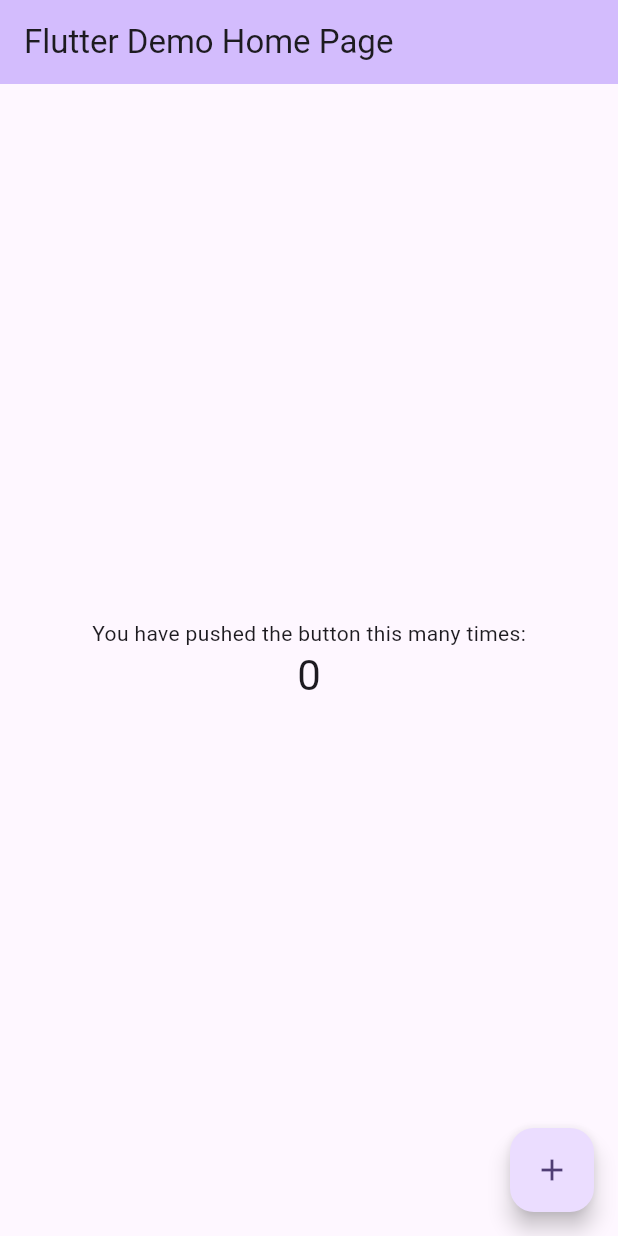
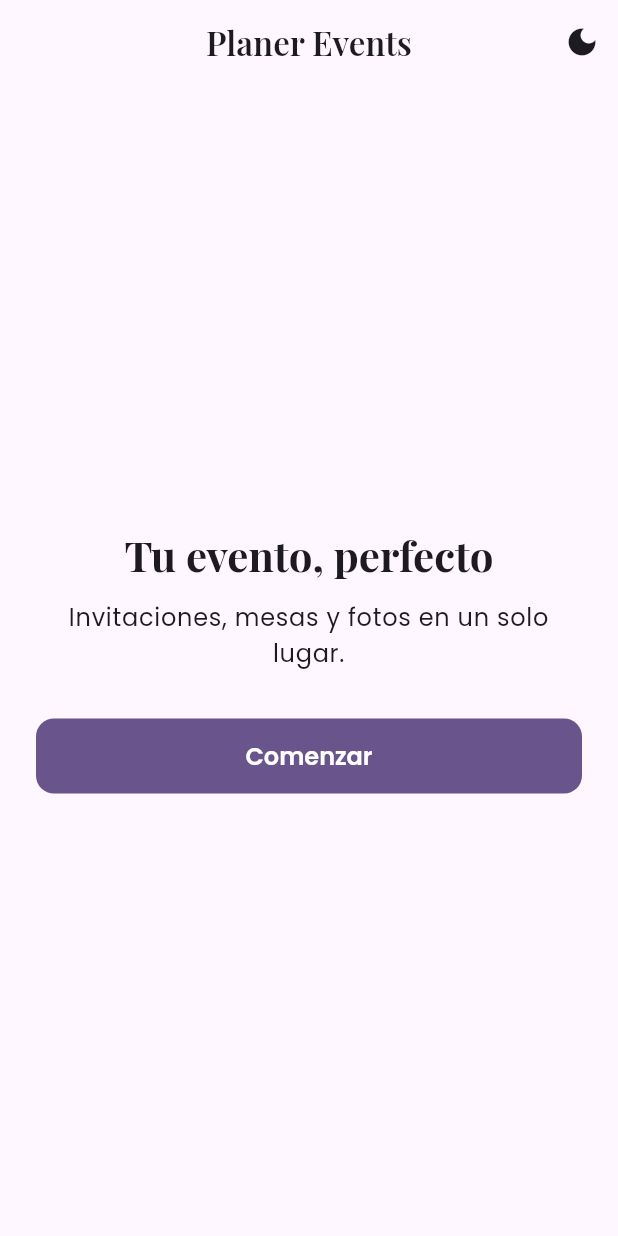
Before and after one commit to Q-Erick/planer_events, a Flutter app: the screen it shows after launch, on a phone screen of 412 x 824 dp. Run offline on Flutter 3.47's test engine with Material 3 defaults, Android fonts, the phone set to English and light mode, and no system bars; our stand-ins replace cloud_firestore, equatable, firebase_auth, firebase_core, firebase_storage, flutter_bloc and 6 more; accounts and stored records are empty; generated files the repository leaves out were written again.

Commit message:
feat(core): tema claro/oscuro, fuentes, router e inyección de dependencias

```diff
--- /dev/null
+++ b/lib/core/router/app_router.dart
@@ -0,0 +1,75 @@
+import 'package:flutter_bloc/flutter_bloc.dart';
+import 'package:go_router/go_router.dart';
+import 'package:material_ui/material_ui.dart';
+
+import '../theme/theme_cubit.dart';
+
+class AppRoutes {
+  AppRoutes._();
+
+  static const home = '/';
+}
+
+class AppRouter {
+  AppRouter._();
+
+  static final GoRouter router = GoRouter(
+    initialLocation: AppRoutes.home,
+    routes: [
+      GoRoute(
+        path: AppRoutes.home,
+        builder: (context, state) => const _TemporaryHomePage(),
+      ),
+    ],
+  );
+}
+
+/// Página temporal para probar tema y fuentes. Se reemplaza en la Parte 3.
+class _TemporaryHomePage extends StatelessWidget {
+  const _TemporaryHomePage();
+
+  @override
+  Widget build(BuildContext context) {
+    final theme = Theme.of(context);
+
+    return Scaffold(
+      appBar: AppBar(
+        title: const Text('Planer Events'),
+        actions: [
+          IconButton(
+            tooltip: 'Cambiar tema',
+            icon: Icon(
+              theme.brightness == Brightness.dark
+                  ? Icons.light_mode
+                  : Icons.dark_mode,
+            ),
+            onPressed: () =>
+                context.read<ThemeCubit>().toggle(theme.brightness),
+          ),
+        ],
+      ),
+      body: Center(
+        child: Padding(
+          padding: const EdgeInsets.all(24),
+          child: Column(
+            mainAxisSize: MainAxisSize.min,
+            children: [
+              Text(
+                'Tu evento, perfecto',
+                style: theme.textTheme.headlineMedium,
+              ),
+              const SizedBox(height: 12),
+              Text(
+                'Invitaciones, mesas y fotos en un solo lugar.',
+                style: theme.textTheme.bodyLarge,
+                textAlign: TextAlign.center,
+              ),
+              const SizedBox(height: 32),
+              FilledButton(onPressed: () {}, child: const Text('Comenzar')),
+            ],
+          ),
+        ),
+      ),
+    );
+  }
+}
--- /dev/null
+++ b/lib/core/theme/app_colors.dart
@@ -0,0 +1,14 @@
+import 'package:material_ui/material_ui.dart';
+
+class AppColors {
+  AppColors._();
+
+  /// Color principal de la marca (morado elegante).
+  static const Color primary = Color(0xFF6D4C9F);
+
+  /// Dorado para acentos (eventos, bodas).
+  static const Color gold = Color(0xFFC9A227);
+
+  static const Color success = Color(0xFF2E7D32);
+  static const Color error = Color(0xFFC62828);
+}
--- /dev/null
+++ b/lib/core/theme/app_theme.dart
@@ -0,0 +1,98 @@
+import 'package:material_ui/material_ui.dart';
+import 'package:google_fonts/google_fonts.dart';
+
+import 'app_colors.dart';
+
+class AppTheme {
+  AppTheme._();
+
+  static ThemeData get light => _build(Brightness.light);
+  static ThemeData get dark => _build(Brightness.dark);
+
+  static ThemeData _build(Brightness brightness) {
+    final scheme = ColorScheme.fromSeed(
+      seedColor: AppColors.primary,
+      secondary: AppColors.gold,
+      brightness: brightness,
+    );
+
+    final base = ThemeData(
+      useMaterial3: true,
+      colorScheme: scheme,
+      brightness: brightness,
+    );
+
+    // Texto general en Poppins
+    final body = GoogleFonts.poppinsTextTheme(base.textTheme);
+
+    // Títulos en Playfair Display
+    final textTheme = body.copyWith(
+      displayLarge: GoogleFonts.playfairDisplay(textStyle: body.displayLarge),
+      displayMedium: GoogleFonts.playfairDisplay(textStyle: body.displayMedium),
+      displaySmall: GoogleFonts.playfairDisplay(textStyle: body.displaySmall),
+      headlineLarge: GoogleFonts.playfairDisplay(
+        textStyle: body.headlineLarge,
+        fontWeight: FontWeight.w700,
+      ),
+      headlineMedium: GoogleFonts.playfairDisplay(
+        textStyle: body.headlineMedium,
+        fontWeight: FontWeight.w700,
+      ),
+      headlineSmall: GoogleFonts.playfairDisplay(
+        textStyle: body.headlineSmall,
+        fontWeight: FontWeight.w600,
+      ),
+    );
+
+    final rounded = RoundedRectangleBorder(
+      borderRadius: BorderRadius.circular(12),
+    );
+
+    return base.copyWith(
+      textTheme: textTheme,
+      scaffoldBackgroundColor: scheme.surface,
+      appBarTheme: AppBarTheme(
+        centerTitle: true,
+        elevation: 0,
+        backgroundColor: scheme.surface,
+        foregroundColor: scheme.onSurface,
+        titleTextStyle: GoogleFonts.playfairDisplay(
+          fontSize: 22,
+          fontWeight: FontWeight.w600,
+          color: scheme.onSurface,
+        ),
+      ),
+      inputDecorationTheme: InputDecorationTheme(
+        filled: true,
+        border: OutlineInputBorder(borderRadius: BorderRadius.circular(12)),
+        contentPadding: const EdgeInsets.symmetric(
+          horizontal: 16,
+          vertical: 14,
+        ),
+      ),
+      filledButtonTheme: FilledButtonThemeData(
+        style: FilledButton.styleFrom(
+          minimumSize: const Size.fromHeight(50),
+          shape: rounded,
+          textStyle: GoogleFonts.poppins(
+            fontSize: 16,
+            fontWeight: FontWeight.w600,
+          ),
+        ),
+      ),
+      outlinedButtonTheme: OutlinedButtonThemeData(
+        style: OutlinedButton.styleFrom(
+          minimumSize: const Size.fromHeight(50),
+          shape: rounded,
+        ),
+      ),
+      cardTheme: CardThemeData(
+        elevation: 0,
+        shape: RoundedRectangleBorder(
+          borderRadius: BorderRadius.circular(16),
+          side: BorderSide(color: scheme.outlineVariant),
+        ),
+      ),
+    );
+  }
+}
--- /dev/null
+++ b/lib/core/theme/theme_cubit.dart
@@ -0,0 +1,30 @@
+import 'package:flutter_bloc/flutter_bloc.dart';
+import 'package:material_ui/material_ui.dart';
+import 'package:shared_preferences/shared_preferences.dart';
+
+class ThemeCubit extends Cubit<ThemeMode> {
+  ThemeCubit(this._prefs) : super(_load(_prefs));
+
+  final SharedPreferences _prefs;
+  static const _key = 'theme_mode';
+
+  static ThemeMode _load(SharedPreferences prefs) {
+    final saved = prefs.getString(_key);
+    return ThemeMode.values.firstWhere(
+      (mode) => mode.name == saved,
+      orElse: () => ThemeMode.system,
+    );
+  }
+
+  Future<void> setTheme(ThemeMode mode) async {
+    emit(mode);
+    await _prefs.setString(_key, mode.name);
+  }
+
+  /// Cambia entre claro y oscuro según el brillo actual.
+  Future<void> toggle(Brightness current) {
+    return setTheme(
+      current == Brightness.dark ? ThemeMode.light : ThemeMode.dark,
+    );
+  }
+}
--- a/lib/main.dart
+++ b/lib/main.dart
@@ -1,121 +1,38 @@
-import 'package:flutter/material.dart';
+import 'package:firebase_core/firebase_core.dart';
+import 'package:flutter_bloc/flutter_bloc.dart';
+import 'package:material_ui/material_ui.dart';
 
-void main() {
-  runApp(const MyApp());
+import 'core/router/app_router.dart';
+import 'core/theme/app_theme.dart';
+import 'core/theme/theme_cubit.dart';
+import 'firebase_options.dart';
+import 'injection_container.dart' as di;
+
+Future<void> main() async {
+  WidgetsFlutterBinding.ensureInitialized();
+  await Firebase.initializeApp(options: DefaultFirebaseOptions.currentPlatform);
+  await di.init();
+  runApp(const PlanerEventsApp());
 }
 
-class MyApp extends StatelessWidget {
-  const MyApp({super.key});
-
-  // This widget is the root of your application.
-  @override
-  Widget build(BuildContext context) {
-    return MaterialApp(
-      title: 'Flutter Demo',
-      theme: ThemeData(
-        // This is the theme of your application.
-        //
-        // TRY THIS: Try running your application with "flutter run". You'll see
-        // the application has a purple toolbar. Then, without quitting the app,
-        // try changing the seedColor in the colorScheme below to Colors.green
-        // and then invoke "hot reload" (save your changes or press the "hot
-        // reload" button in a Flutter-supported IDE, or press "r" if you used
-        // the command line to start the app).
-        //
-        // Notice that the counter didn't reset back to zero; the application
-        // state is not lost during the reload. To reset the state, use hot
-        // restart instead.
-        //
-        // This works for code too, not just values: Most code changes can be
-        // tested with just a hot reload.
-        colorScheme: .fromSeed(seedColor: Colors.deepPurple),
-      ),
-      home: const MyHomePage(title: 'Flutter Demo Home Page'),
-    );
-  }
-}
-
-class MyHomePage extends StatefulWidget {
-  const MyHomePage({super.key, required this.title});
-
-  // This widget is the home page of your application. It is stateful, meaning
-  // that it has a State object (defined below) that contains fields that affect
-  // how it looks.
-
-  // This class is the configuration for the state. It holds the values (in this
-  // case the title) provided by the parent (in this case the App widget) and
-  // used by the build method of the State. Fields in a Widget subclass are
-  // always marked "final".
-
-  final String title;
-
-  @override
-  State<MyHomePage> createState() => _MyHomePageState();
-}
-
-class _MyHomePageState extends State<MyHomePage> {
-  int _counter = 0;
-
-  void _incrementCounter() {
-    setState(() {
-      // This call to setState tells the Flutter framework that something has
-      // changed in this State, which causes it to rerun the build method below
-      // so that the display can reflect the updated values. If we changed
-      // _counter without calling setState(), then the build method would not be
-      // called again, and so nothing would appear to happen.
-      _counter++;
-    });
-  }
+class PlanerEventsApp extends StatelessWidget {
+  const PlanerEventsApp({super.key});
 
   @override
   Widget build(BuildContext context) {
-    // This method is rerun every time setState is called, for instance as done
-    // by the _incrementCounter method above.
-    //
-    // The Flutter framework has been optimized to make rerunning build methods
-    // fast, so that you can just rebuild anything that needs updating rather
-    // than having to individually change instances of widgets.
-    return Scaffold(
-      appBar: AppBar(
-        // TRY THIS: Try changing the color here to a specific color (to
-        // Colors.amber, perhaps?) and trigger a hot reload to see the AppBar
-        // change color while the other colors stay the same.
-        backgroundColor: Theme.of(context).colorScheme.inversePrimary,
-        // Here we take the value from the MyHomePage object that was created by
-        // the App.build method, and use it to set our appbar title.
-        title: Text(widget.title),
-      ),
-      body: Center(
-        // Center is a layout widget. It takes a single child and positions it
-        // in the middle of the parent.
-        child: Column(
-          // Column is also a layout widget. It takes a list of children and
-          // arranges them vertically. By default, it sizes itself to fit its
-          // children horizontally, and tries to be as tall as its parent.
-          //
-          // Column has various properties to control how it sizes itself and
-          // how it positions its children. Here we use mainAxisAlignment to
-          // center the children vertically; the main axis here is the vertical
-          // axis because Columns are vertical (the cross axis would be
-          // horizontal).
-          //
-          // TRY THIS: Invoke "debug painting" (choose the "Toggle Debug Paint"
-          // action in the IDE, or press "p" in the console), to see the
-          // wireframe for each widget.
-          mainAxisAlignment: .center,
-          children: [
-            const Text('You have pushed the button this many times:'),
-            Text(
-              '$_counter',
-              style: Theme.of(context).textTheme.headlineMedium,
-            ),
-          ],
-        ),
-      ),
-      floatingActionButton: FloatingActionButton(
-        onPressed: _incrementCounter,
-        tooltip: 'Increment',
-        child: const Icon(Icons.add),
+    return MultiBlocProvider(
+      providers: [BlocProvider<ThemeCubit>.value(value: di.sl<ThemeCubit>())],
+      child: BlocBuilder<ThemeCubit, ThemeMode>(
+        builder: (context, themeMode) {
+          return MaterialApp.router(
+            title: 'Planer Events',
+            debugShowCheckedModeBanner: false,
+            theme: AppTheme.light,
+            darkTheme: AppTheme.dark,
+            themeMode: themeMode,
+            routerConfig: AppRouter.router,
+          );
+        },
       ),
     );
   }
--- a/pubspec.yaml
+++ b/pubspec.yaml
@@ -60,6 +60,7 @@ dependencies:
   google_fonts: ^9.0.0
   http: ^1.6.0
   url_launcher: ^6.3.3
+  material_ui: ^1.11.1
 
 dev_dependencies:
   flutter_test:
```
Also changed, not shown: lib/core/errors/exceptions.dart (added, +18 -0 lines), lib/core/errors/failures.dart (added, +36 -0 lines), lib/core/usecase/usecase.dart (added, +22 -0 lines), lib/injection_container.dart (added, +24 -0 lines), pubspec.lock, 4 other files.
